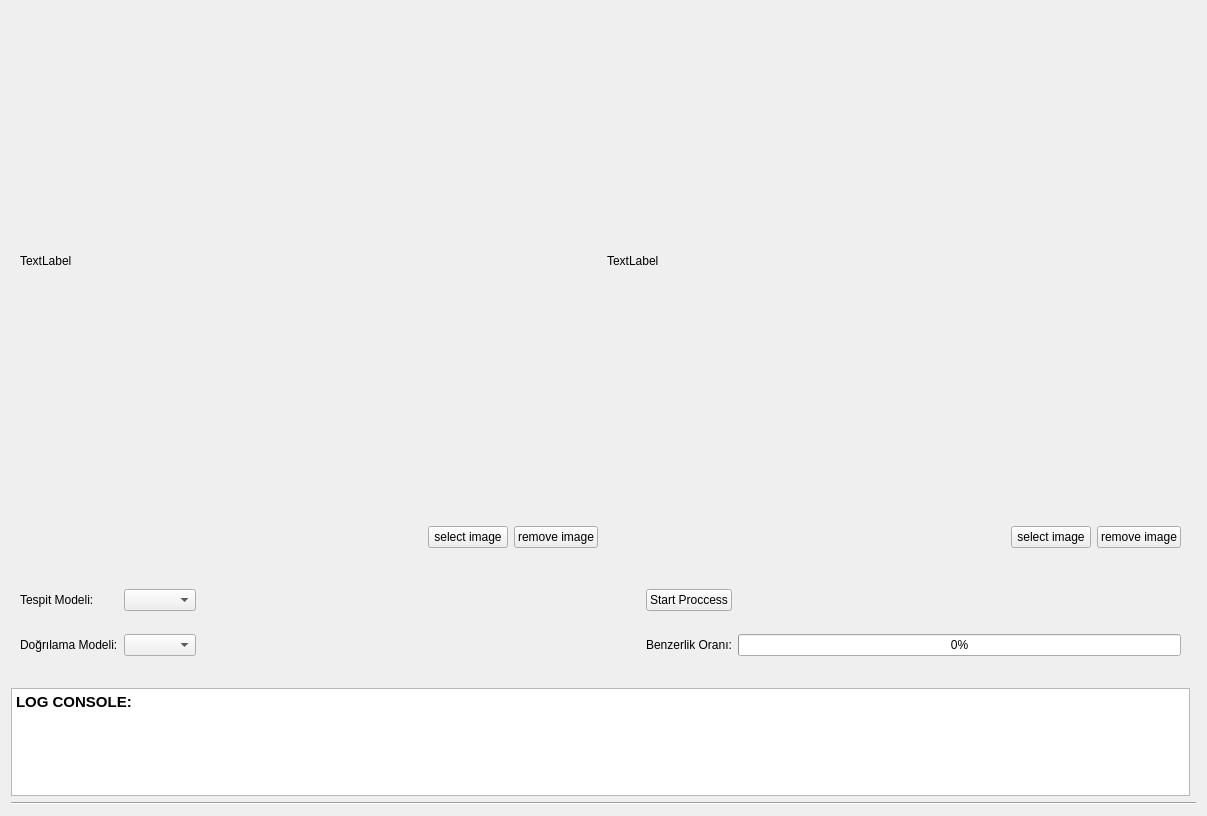
Old version of the form raw_ui_files/FaceVerificationScreen_from_image.ui in the repository MehmetYukselSekeroglu/TheHive.
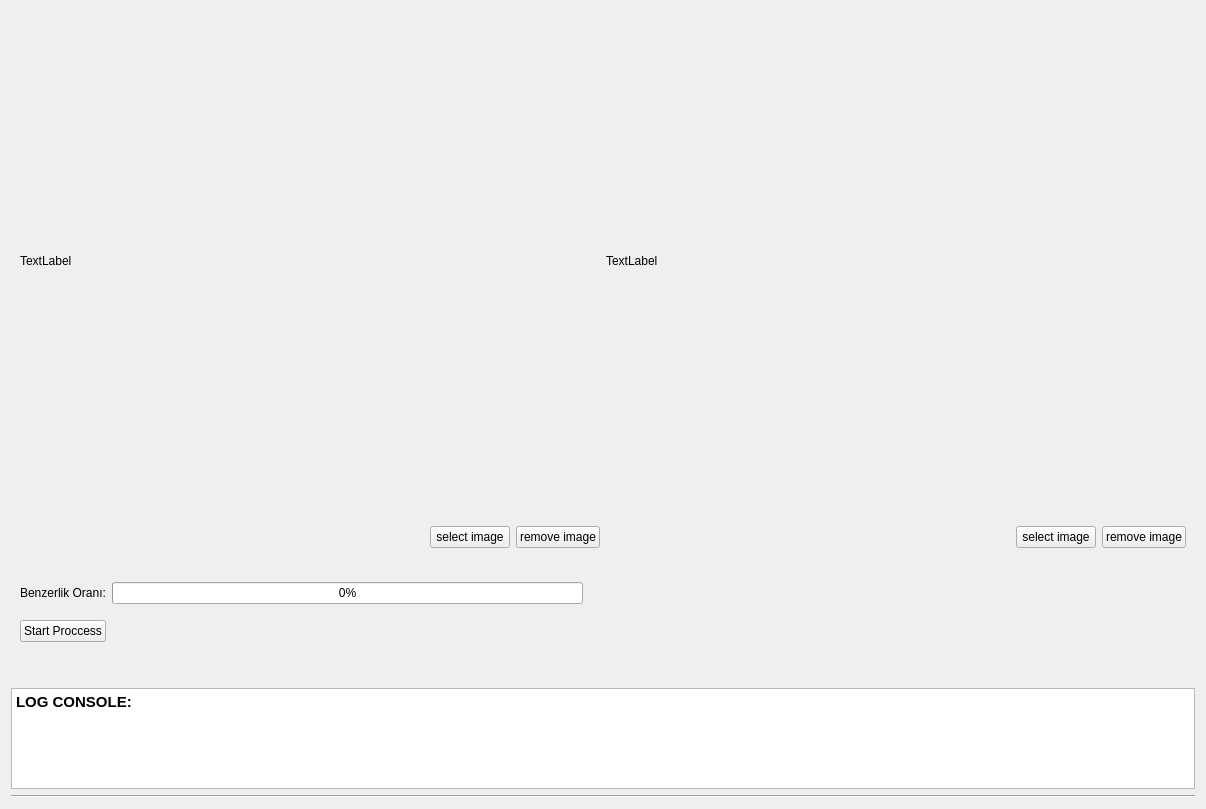
New version of the form.

Commit message: Font update for low resulation screens

Patch:
```diff
--- a/raw_ui_files/FaceVerificationScreen_from_image.ui
+++ b/raw_ui_files/FaceVerificationScreen_from_image.ui
@@ -7,14 +7,47 @@
     <x>0</x>
     <y>0</y>
     <width>1206</width>
-    <height>816</height>
+    <height>775</height>
    </rect>
   </property>
   <property name="windowTitle">
    <string>Form</string>
   </property>
-  <layout class="QGridLayout" name="gridLayout">
-   <item row="3" column="0" colspan="3">
+  <layout class="QGridLayout" name="gridLayout_3">
+   <item row="3" column="0">
+    <widget class="QTextBrowser" name="textBrowser_logConsole">
+     <property name="minimumSize">
+      <size>
+       <width>0</width>
+       <height>101</height>
+      </size>
+     </property>
+     <property name="styleSheet">
+      <string notr="true">font: 11pt &quot;Hack&quot;;</string>
+     </property>
+     <property name="html">
+      <string>&lt;!DOCTYPE HTML PUBLIC &quot;-//W3C//DTD HTML 4.0//EN&quot; &quot;http://www.w3.org/TR/REC-html40/strict.dtd&quot;&gt;
+&lt;html&gt;&lt;head&gt;&lt;meta name=&quot;qrichtext&quot; content=&quot;1&quot; /&gt;&lt;style type=&quot;text/css&quot;&gt;
+p, li { white-space: pre-wrap; }
+&lt;/style&gt;&lt;/head&gt;&lt;body style=&quot; font-family:'Hack'; font-size:11pt; font-weight:400; font-style:normal;&quot;&gt;
+&lt;p style=&quot; margin-top:0px; margin-bottom:0px; margin-left:0px; margin-right:0px; -qt-block-indent:0; text-indent:0px;&quot;&gt;&lt;span style=&quot; font-family:'Cantarell'; font-weight:600;&quot;&gt;LOG CONSOLE:&lt;/span&gt;&lt;/p&gt;&lt;/body&gt;&lt;/html&gt;</string>
+     </property>
+    </widget>
+   </item>
+   <item row="5" column="0">
+    <spacer name="verticalSpacer">
+     <property name="orientation">
+      <enum>Qt::Vertical</enum>
+     </property>
+     <property name="sizeHint" stdset="0">
+      <size>
+       <width>20</width>
+       <height>40</height>
+      </size>
+     </property>
+    </spacer>
+   </item>
+   <item row="2" column="0">
     <widget class="QWidget" name="widget_5" native="true">
      <property name="minimumSize">
       <size>
@@ -22,8 +55,8 @@
        <height>119</height>
       </size>
      </property>
-     <layout class="QGridLayout" name="gridLayout_6">
-      <item row="1" column="3">
+     <layout class="QGridLayout" name="gridLayout">
+      <item row="0" column="0">
        <widget class="QLabel" name="label_3">
         <property name="styleSheet">
          <string notr="true">font: 12pt &quot;Hack&quot;;</string>
@@ -34,54 +67,35 @@
        </widget>
       </item>
       <item row="0" column="1">
-       <widget class="QComboBox" name="comboBox_detectionModelSelecter">
-        <property name="styleSheet">
-         <string notr="true">font: 12pt &quot;Hack&quot;;</string>
-        </property>
-       </widget>
-      </item>
-      <item row="0" column="0">
-       <widget class="QLabel" name="label">
-        <property name="styleSheet">
-         <string notr="true">font: 12pt &quot;Hack&quot;;</string>
-        </property>
-        <property name="text">
-         <string>Tespit Modeli:</string>
-        </property>
-       </widget>
-      </item>
-      <item row="1" column="1">
-       <widget class="QComboBox" name="comboBox_verificationModelSelecter">
-        <property name="styleSheet">
-         <string notr="true">font: 12pt &quot;Hack&quot;;</string>
-        </property>
-       </widget>
-      </item>
-      <item row="0" column="3">
-       <widget class="QPushButton" name="pushButton_startVerification">
-        <property name="text">
-         <string>Start Proccess</string>
-        </property>
-       </widget>
-      </item>
-      <item row="1" column="4">
        <widget class="QProgressBar" name="progressBar_similarityBar">
+        <property name="minimumSize">
+         <size>
+          <width>471</width>
+          <height>0</height>
+         </size>
+        </property>
+        <property name="maximumSize">
+         <size>
+          <width>471</width>
+          <height>16777215</height>
+         </size>
+        </property>
         <property name="value">
          <number>0</number>
         </property>
        </widget>
       </item>
       <item row="1" column="0">
-       <widget class="QLabel" name="label_2">
+       <widget class="QPushButton" name="pushButton_startVerification">
         <property name="styleSheet">
-         <string notr="true">font: 12pt &quot;Hack&quot;;</string>
+         <string notr="true">font: 11pt &quot;Hack&quot;;</string>
         </property>
         <property name="text">
-         <string>Doğrılama Modeli:</string>
+         <string>Start Proccess</string>
         </property>
        </widget>
       </item>
-      <item row="1" column="2">
+      <item row="2" column="2">
        <spacer name="horizontalSpacer_3">
         <property name="orientation">
          <enum>Qt::Horizontal</enum>
@@ -97,28 +111,14 @@
      </layout>
     </widget>
    </item>
-   <item row="4" column="0" colspan="3">
-    <widget class="QTextBrowser" name="textBrowser_logConsole">
-     <property name="styleSheet">
-      <string notr="true">font: 12pt &quot;Hack&quot;;</string>
-     </property>
-     <property name="html">
-      <string>&lt;!DOCTYPE HTML PUBLIC &quot;-//W3C//DTD HTML 4.0//EN&quot; &quot;http://www.w3.org/TR/REC-html40/strict.dtd&quot;&gt;
-&lt;html&gt;&lt;head&gt;&lt;meta name=&quot;qrichtext&quot; content=&quot;1&quot; /&gt;&lt;style type=&quot;text/css&quot;&gt;
-p, li { white-space: pre-wrap; }
-&lt;/style&gt;&lt;/head&gt;&lt;body style=&quot; font-family:'Hack'; font-size:12pt; font-weight:400; font-style:normal;&quot;&gt;
-&lt;p style=&quot; margin-top:0px; margin-bottom:0px; margin-left:0px; margin-right:0px; -qt-block-indent:0; text-indent:0px;&quot;&gt;&lt;span style=&quot; font-family:'Cantarell'; font-size:11pt; font-weight:600;&quot;&gt;LOG CONSOLE:&lt;/span&gt;&lt;/p&gt;&lt;/body&gt;&lt;/html&gt;</string>
-     </property>
-    </widget>
-   </item>
-   <item row="5" column="0" colspan="4">
+   <item row="6" column="0">
     <widget class="Line" name="line_2">
      <property name="orientation">
       <enum>Qt::Horizontal</enum>
      </property>
     </widget>
    </item>
-   <item row="2" column="0" colspan="3">
+   <item row="1" column="0">
     <widget class="QWidget" name="widget_4" native="true">
      <layout class="QGridLayout" name="gridLayout_5">
       <item row="0" column="2">
@@ -190,7 +190,7 @@
      </layout>
     </widget>
    </item>
-   <item row="0" column="0" rowspan="2" colspan="4">
+   <item row="0" column="0">
     <widget class="QWidget" name="widget" native="true">
      <property name="minimumSize">
       <size>
@@ -216,6 +216,19 @@
      </layout>
     </widget>
    </item>
+   <item row="4" column="0">
+    <spacer name="verticalSpacer_2">
+     <property name="orientation">
+      <enum>Qt::Vertical</enum>
+     </property>
+     <property name="sizeHint" stdset="0">
+      <size>
+       <width>20</width>
+       <height>40</height>
+      </size>
+     </property>
+    </spacer>
+   </item>
   </layout>
  </widget>
  <resources/>
```
Left out of the diff: 10 changed lines with no effect on the pictures. The commit also changes 29 other files.
